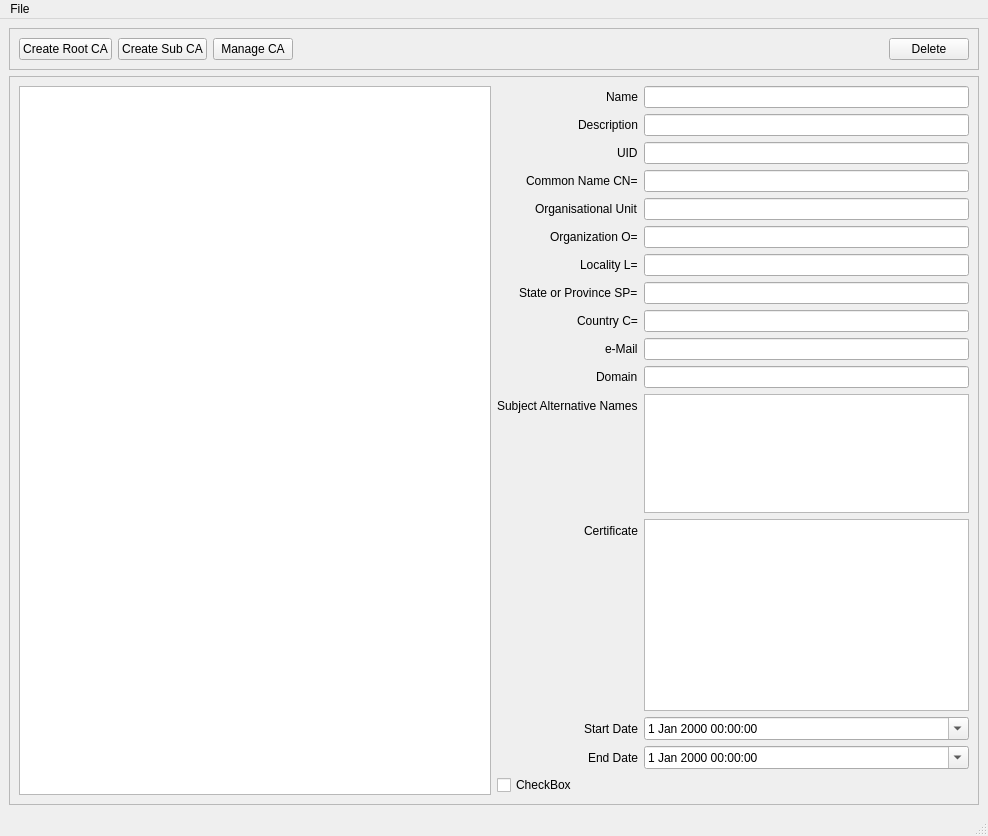
The window that MultiCA.ui (robobeaver6/MultiCA) describes before a commit, drawn with Qt 5.
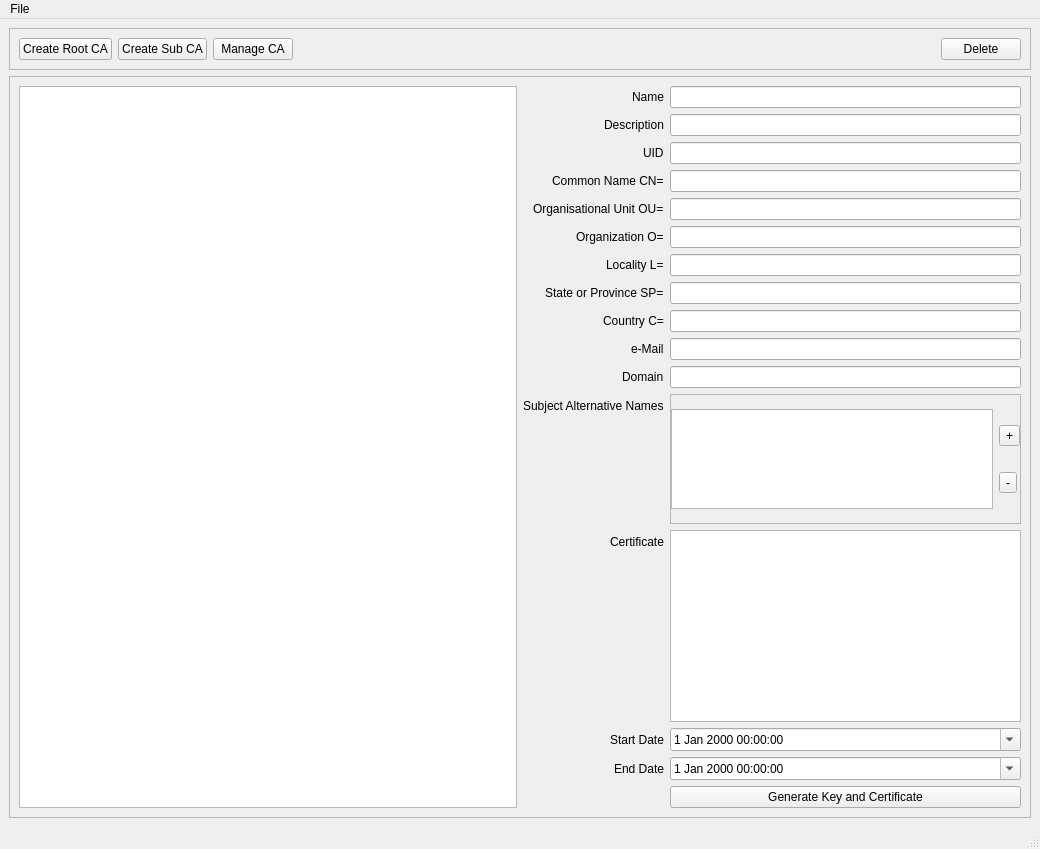
The same window after the commit. Icons and pictures are not drawn.

Commit message: Added DataMapper for other certificate variables. Changed setters and getters to use decorators

What changed in the file:
```diff
--- a/MultiCA.ui
+++ b/MultiCA.ui
@@ -6,8 +6,8 @@
    <rect>
     <x>0</x>
     <y>0</y>
-    <width>988</width>
-    <height>836</height>
+    <width>1040</width>
+    <height>849</height>
    </rect>
   </property>
   <property name="windowTitle">
@@ -125,13 +125,13 @@
           <bool>true</bool>
          </attribute>
          <attribute name="headerDefaultSectionSize">
-          <number>200</number>
+          <number>100</number>
          </attribute>
          <attribute name="headerMinimumSectionSize">
           <number>100</number>
          </attribute>
          <attribute name="headerStretchLastSection">
-          <bool>false</bool>
+          <bool>true</bool>
          </attribute>
         </widget>
        </item>
@@ -190,6 +190,16 @@
          <item row="3" column="1">
           <widget class="QLineEdit" name="leCommonName"/>
          </item>
+         <item row="4" column="0">
+          <widget class="QLabel" name="label_13">
+           <property name="text">
+            <string>Organisational Unit OU=</string>
+           </property>
+          </widget>
+         </item>
+         <item row="4" column="1">
+          <widget class="QLineEdit" name="leOrgUnit"/>
+         </item>
          <item row="5" column="0">
           <widget class="QLabel" name="label_10">
            <property name="text">
@@ -220,47 +230,16 @@
          <item row="7" column="1">
           <widget class="QLineEdit" name="leStateOrProvince"/>
          </item>
+         <item row="8" column="0">
+          <widget class="QLabel" name="label_9">
+           <property name="text">
+            <string>Country C=</string>
+           </property>
+          </widget>
+         </item>
          <item row="8" column="1">
           <widget class="QLineEdit" name="leCountry"/>
          </item>
-         <item row="14" column="0">
-          <widget class="QLabel" name="label_7">
-           <property name="text">
-            <string>Start Date</string>
-           </property>
-          </widget>
-         </item>
-         <item row="14" column="1">
-          <widget class="QDateTimeEdit" name="dtStart">
-           <property name="calendarPopup">
-            <bool>true</bool>
-           </property>
-          </widget>
-         </item>
-         <item row="15" column="0">
-          <widget class="QLabel" name="label_8">
-           <property name="text">
-            <string>End Date</string>
-           </property>
-          </widget>
-         </item>
-         <item row="15" column="1">
-          <widget class="QDateTimeEdit" name="dtEnd">
-           <property name="calendarPopup">
-            <bool>true</bool>
-           </property>
-          </widget>
-         </item>
-         <item row="16" column="0">
-          <widget class="QCheckBox" name="checkBox">
-           <property name="text">
-            <string>CheckBox</string>
-           </property>
-          </widget>
-         </item>
-         <item row="9" column="1">
-          <widget class="QLineEdit" name="leEmail"/>
-         </item>
          <item row="9" column="0">
           <widget class="QLabel" name="label_12">
            <property name="text">
@@ -268,25 +247,18 @@
            </property>
           </widget>
          </item>
-         <item row="8" column="0">
-          <widget class="QLabel" name="label_9">
-           <property name="text">
-            <string>Country C=</string>
-           </property>
-          </widget>
+         <item row="9" column="1">
+          <widget class="QLineEdit" name="leEmail"/>
          </item>
-         <item row="4" column="1">
-          <widget class="QLineEdit" name="leOrgUnit"/>
-         </item>
-         <item row="4" column="0">
-          <widget class="QLabel" name="label_13">
+         <item row="10" column="0">
+          <widget class="QLabel" name="label_15">
            <property name="text">
-            <string>Organisational Unit</string>
+            <string>Domain</string>
            </property>
           </widget>
          </item>
-         <item row="11" column="1">
-          <widget class="QListView" name="listView"/>
+         <item row="10" column="1">
+          <widget class="QLineEdit" name="leDomain"/>
          </item>
          <item row="11" column="0">
           <widget class="QLabel" name="label_14">
@@ -295,7 +267,14 @@
            </property>
           </widget>
          </item>
-         <item row="12" column="1">
+         <item row="13" column="0">
+          <widget class="QLabel" name="label_3">
+           <property name="text">
+            <string>Certificate</string>
+           </property>
+          </widget>
+         </item>
+         <item row="13" column="1">
           <widget class="QPlainTextEdit" name="teCertificate">
            <property name="enabled">
             <bool>true</bool>
@@ -308,23 +287,113 @@
            </property>
           </widget>
          </item>
-         <item row="12" column="0">
-          <widget class="QLabel" name="label_3">
+         <item row="15" column="0">
+          <widget class="QLabel" name="label_7">
            <property name="text">
-            <string>Certificate</string>
+            <string>Start Date</string>
            </property>
           </widget>
          </item>
-         <item row="10" column="1">
-          <widget class="QLineEdit" name="leDomain"/>
+         <item row="15" column="1">
+          <widget class="QDateTimeEdit" name="dtStart">
+           <property name="calendarPopup">
+            <bool>true</bool>
+           </property>
+          </widget>
          </item>
-         <item row="10" column="0">
-          <widget class="QLabel" name="label_15">
+         <item row="16" column="0">
+          <widget class="QLabel" name="label_8">
            <property name="text">
-            <string>Domain</string>
+            <string>End Date</string>
            </property>
           </widget>
          </item>
+         <item row="16" column="1">
+          <widget class="QDateTimeEdit" name="dtEnd">
+           <property name="calendarPopup">
+            <bool>true</bool>
+           </property>
+          </widget>
+         </item>
+         <item row="17" column="1">
+          <widget class="QPushButton" name="btnGenerate">
+           <property name="text">
+            <string>Generate Key and Certificate</string>
+           </property>
+          </widget>
+         </item>
+         <item row="11" column="1">
+          <widget class="QFrame" name="frame_3">
+           <property name="frameShape">
+            <enum>QFrame::StyledPanel</enum>
+           </property>
+           <property name="frameShadow">
+            <enum>QFrame::Raised</enum>
+           </property>
+           <layout class="QHBoxLayout" name="horizontalLayout_3">
+            <property name="leftMargin">
+             <number>0</number>
+            </property>
+            <property name="topMargin">
+             <number>0</number>
+            </property>
+            <property name="rightMargin">
+             <number>0</number>
+            </property>
+            <property name="bottomMargin">
+             <number>0</number>
+            </property>
+            <item>
+             <widget class="QListView" name="lstSubjectAltName">
+              <property name="maximumSize">
+               <size>
+                <width>16777215</width>
+                <height>100</height>
+               </size>
+              </property>
+             </widget>
+            </item>
+            <item>
+             <layout class="QVBoxLayout" name="verticalLayout_2">
+              <property name="leftMargin">
+               <number>0</number>
+              </property>
+              <property name="topMargin">
+               <number>10</number>
+              </property>
+              <property name="rightMargin">
+               <number>0</number>
+              </property>
+              <property name="bottomMargin">
+               <number>10</number>
+              </property>
+              <item>
+               <widget class="QToolButton" name="btnAltNameAdd">
+                <property name="text">
+                 <string>+</string>
+                </property>
+                <property name="icon">
+                 <iconset>
+                  <normaloff>../../Downloads/Plus-48.png</normaloff>../../Downloads/Plus-48.png</iconset>
+                </property>
+               </widget>
+              </item>
+              <item>
+               <widget class="QToolButton" name="btnAltNameDel">
+                <property name="text">
+                 <string>-</string>
+                </property>
+                <property name="icon">
+                 <iconset>
+                  <normaloff>../../Downloads/Minus-48.png</normaloff>../../Downloads/Minus-48.png</iconset>
+                </property>
+               </widget>
+              </item>
+             </layout>
+            </item>
+           </layout>
+          </widget>
+         </item>
         </layout>
        </item>
       </layout>
@@ -337,7 +406,7 @@
     <rect>
      <x>0</x>
      <y>0</y>
-     <width>988</width>
+     <width>1040</width>
      <height>21</height>
     </rect>
    </property>
```
The commit also changes 3 other files.
